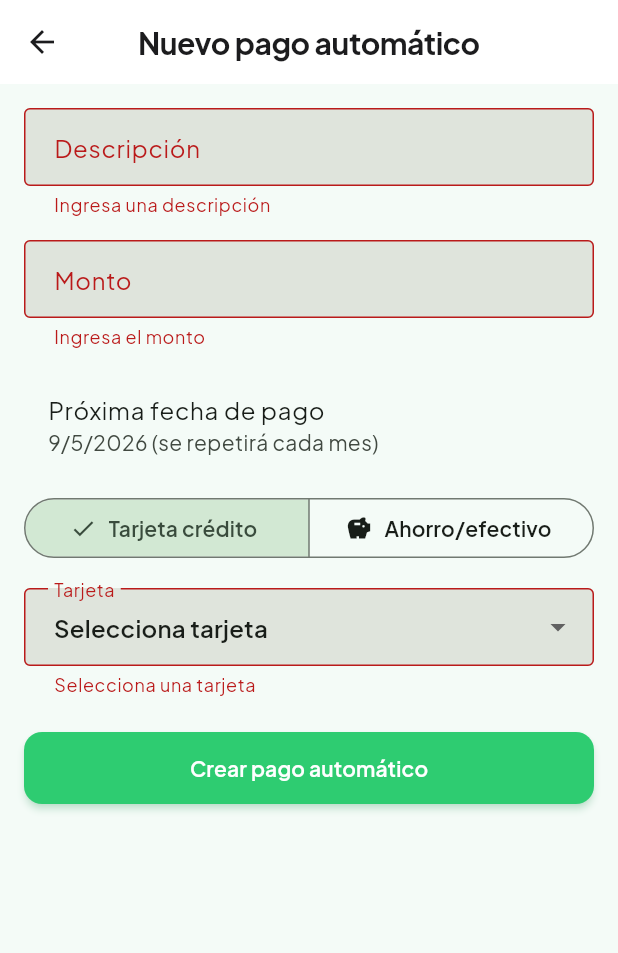
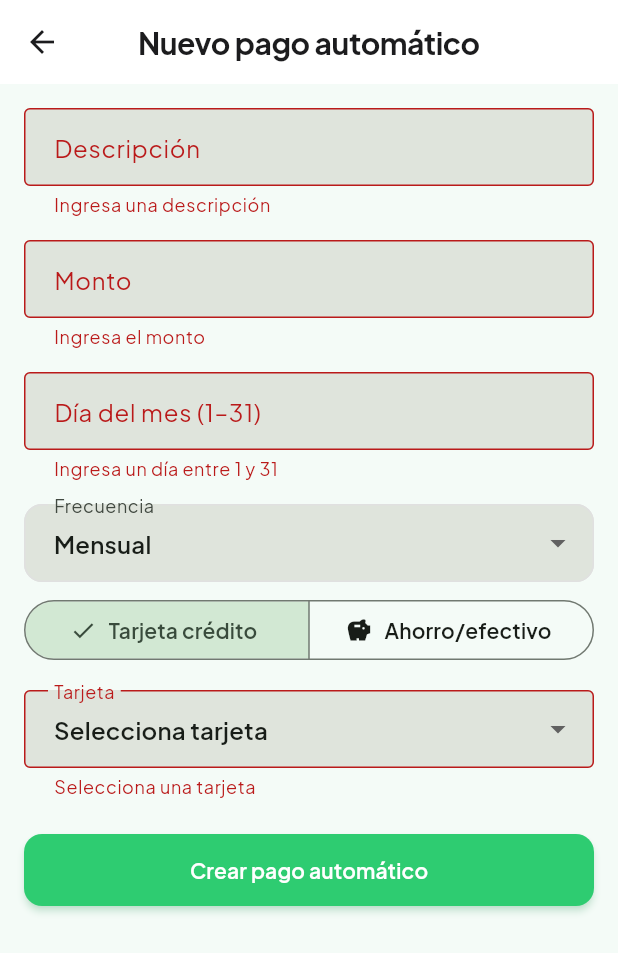
Before and after one commit to yxd99/perfinance, a Flutter app: the AutomaticPaymentFormScreen screen opened directly, after a tap on "Crear pago automático", on a phone screen of 412 x 824 dp. Shown: the top 953 px of the screen. Run offline on Flutter 3.47's test engine with Material 3 defaults, Android fonts, the phone set to English and light mode, and no system bars; our stand-ins replace connectivity_plus, flutter_riverpod, go_router, google_fonts, shared_preferences, sqflite and 1 more; accounts and stored records are empty.

Commit message:
feat: add payment day and frequency to automatic payments, update related models and UI

```diff
--- a/lib/data/database/app_database.dart
+++ b/lib/data/database/app_database.dart
@@ -3,7 +3,7 @@ import 'package:path/path.dart';
 import 'package:sqflite/sqflite.dart';
 
 const String _dbName = 'perfinance.db';
-const int _version = 4;
+const int _version = 5;
 
 const String tableCreditCards = 'credit_cards';
 const String tablePaymentMethods = 'payment_methods';
@@ -80,6 +80,19 @@ Future<void> _onUpgrade(Database db, int oldVersion, int newVersion) async {
           created_at TEXT
         )
       ''');
+    });
+  }
+  if (oldVersion < 5) {
+    await db.transaction((txn) async {
+      await txn.execute(
+        'ALTER TABLE $tableAutomaticPayments ADD COLUMN payment_day_of_month INTEGER',
+      );
+      await txn.execute(
+        "ALTER TABLE $tableAutomaticPayments ADD COLUMN frequency TEXT",
+      );
+      await txn.execute(
+        "UPDATE $tableAutomaticPayments SET payment_day_of_month = CAST(strftime('%d', next_run_date) AS INTEGER), frequency = 'mensual' WHERE payment_day_of_month IS NULL",
+      );
     });
   }
 }
@@ -179,6 +192,8 @@ Future<void> _onCreate(Database db, int version) async {
       amount REAL NOT NULL,
       description TEXT NOT NULL,
       next_run_date TEXT NOT NULL,
+      payment_day_of_month INTEGER,
+      frequency TEXT,
       $columnSyncStatus TEXT NOT NULL DEFAULT 'synced',
       $columnUpdatedAt TEXT,
       created_at TEXT
--- a/lib/data/models/automatic_payment.dart
+++ b/lib/data/models/automatic_payment.dart
@@ -1,3 +1,5 @@
+const _validFrequencies = {'mensual', 'trimestral', 'semestral', 'anual'};
+
 class AutomaticPayment {
   final String id;
   final String userId;
@@ -6,6 +8,8 @@ class AutomaticPayment {
   final double amount;
   final String description;
   final DateTime nextRunDate;
+  final int paymentDayOfMonth; // 1..31, fuente de verdad del día de pago
+  final String frequency; // 'mensual'|'trimestral'|'semestral'|'anual'
   final String syncStatus;
   final String? updatedAt;
   final String? createdAt;
@@ -18,10 +22,45 @@ class AutomaticPayment {
     required this.amount,
     required this.description,
     required this.nextRunDate,
+    this.paymentDayOfMonth = 1,
+    this.frequency = 'mensual',
     this.syncStatus = 'synced',
     this.updatedAt,
     this.createdAt,
-  });
+  }) : assert(
+          _validFrequencies.contains(frequency),
+          'frequency debe ser mensual, trimestral, semestral o anual',
+        );
+
+  AutomaticPayment copyWith({
+    String? id,
+    String? userId,
+    String? paymentType,
+    String? paymentRef,
+    double? amount,
+    String? description,
+    DateTime? nextRunDate,
+    int? paymentDayOfMonth,
+    String? frequency,
+    String? syncStatus,
+    String? updatedAt,
+    String? createdAt,
+  }) {
+    return AutomaticPayment(
+      id: id ?? this.id,
+      userId: userId ?? this.userId,
+      paymentType: paymentType ?? this.paymentType,
+      paymentRef: paymentRef ?? this.paymentRef,
+      amount: amount ?? this.amount,
+      description: description ?? this.description,
+      nextRunDate: nextRunDate ?? this.nextRunDate,
+      paymentDayOfMonth: paymentDayOfMonth ?? this.paymentDayOfMonth,
+      frequency: frequency ?? this.frequency,
+      syncStatus: syncStatus ?? this.syncStatus,
+      updatedAt: updatedAt ?? this.updatedAt,
+      createdAt: createdAt ?? this.createdAt,
+    );
+  }
 
   Map<String, dynamic> toJson() => {
         'id': id,
@@ -31,12 +70,15 @@ class AutomaticPayment {
         'amount': amount,
         'description': description,
         'next_run_date': nextRunDate.toIso8601String(),
+        'payment_day_of_month': paymentDayOfMonth,
+        'frequency': frequency,
         'sync_status': syncStatus,
         'updated_at': updatedAt,
         'created_at': createdAt,
       };
 
   factory AutomaticPayment.fromJson(Map<String, dynamic> json) {
+    final nextRunDate = DateTime.parse(json['next_run_date'] as String);
     return AutomaticPayment(
       id: json['id'] as String,
       userId: json['user_id'] as String,
@@ -44,10 +86,31 @@ class AutomaticPayment {
       paymentRef: json['payment_ref'] as String,
       amount: (json['amount'] as num).toDouble(),
       description: json['description'] as String,
-      nextRunDate: DateTime.parse(json['next_run_date'] as String),
+      nextRunDate: nextRunDate,
+      paymentDayOfMonth: json['payment_day_of_month'] as int? ?? nextRunDate.day,
+      frequency: json['frequency'] as String? ?? 'mensual',
       syncStatus: json['sync_status'] as String? ?? 'synced',
       updatedAt: json['updated_at'] as String?,
       createdAt: json['created_at'] as String?,
     );
   }
+
+  factory AutomaticPayment.fromMap(Map<String, dynamic> map) {
+    final nextRunDate = DateTime.parse(map['next_run_date'] as String);
+    final rawFreq = map['frequency'] as String? ?? 'mensual';
+    return AutomaticPayment(
+      id: map['id'] as String,
+      userId: map['user_id'] as String,
+      paymentType: map['payment_type'] as String,
+      paymentRef: map['payment_ref'] as String,
+      amount: (map['amount'] as num).toDouble(),
+      description: map['description'] as String,
+      nextRunDate: nextRunDate,
+      paymentDayOfMonth: map['payment_day_of_month'] as int? ?? nextRunDate.day,
+      frequency: _validFrequencies.contains(rawFreq) ? rawFreq : 'mensual',
+      syncStatus: map['sync_status'] as String? ?? 'synced',
+      updatedAt: map['updated_at'] as String?,
+      createdAt: map['created_at'] as String?,
+    );
+  }
 }
--- a/lib/features/automatic_payments/automatic_payment_form_screen.dart
+++ b/lib/features/automatic_payments/automatic_payment_form_screen.dart
@@ -8,7 +8,16 @@ import 'package:perfinance/features/credit_cards/credit_cards_provider.dart';
 import 'package:perfinance/features/automatic_payments/automatic_payments_provider.dart';
 import 'package:perfinance/features/expenses/expenses_provider.dart';
 import 'package:perfinance/features/savings/savings_provider.dart';
+import 'package:perfinance/services/process_automatic_payments_service.dart';
 import 'package:uuid/uuid.dart';
+
+const _frequencies = <String>['mensual', 'trimestral', 'semestral', 'anual'];
+const _frequencyLabels = <String, String>{
+  'mensual': 'Mensual',
+  'trimestral': 'Trimestral',
+  'semestral': 'Semestral',
+  'anual': 'Anual',
+};
 
 class AutomaticPaymentFormScreen extends ConsumerStatefulWidget {
   final AutomaticPayment? edit;
@@ -23,7 +32,8 @@ class _AutomaticPaymentFormScreenState extends ConsumerState<AutomaticPaymentFor
   final _formKey = GlobalKey<FormState>();
   final _amountController = TextEditingController();
   final _descriptionController = TextEditingController();
-  DateTime _nextRunDate = DateTime.now();
+  final _dayController = TextEditingController();
+  String _frequency = 'mensual';
   bool _isCreditCard = true;
   String? _selectedCardId;
   String? _selectedMethodId;
@@ -33,12 +43,14 @@ class _AutomaticPaymentFormScreenState extends ConsumerState<AutomaticPaymentFor
     super.initState();
     if (widget.edit != null) {
       final p = widget.edit!;
-      _amountController.text = p.amount.toStringAsFixed(0);
+      _amountController.text = formatCurrency(p.amount.round());
       _descriptionController.text = p.description;
-      _nextRunDate = p.nextRunDate;
       _isCreditCard = p.paymentType == 'credit_card';
       _selectedCardId = _isCreditCard ? p.paymentRef : null;
       _selectedMethodId = !_isCreditCard ? p.paymentRef : null;
+      // Precargar día y frecuencia; fallback legacy desde nextRunDate
+      _dayController.text = p.paymentDayOfMonth.toString();
+      _frequency = p.frequency;
     }
   }
 
@@ -46,6 +58,7 @@ class _AutomaticPaymentFormScreenState extends ConsumerState<AutomaticPaymentFor
   void dispose() {
     _amountController.dispose();
     _descriptionController.dispose();
+    _dayController.dispose();
     super.dispose();
   }
 
@@ -84,20 +97,40 @@ class _AutomaticPaymentFormScreenState extends ConsumerState<AutomaticPaymentFor
               ),
             ),
             const SizedBox(height: 16),
-            ListTile(
-              title: const Text('Próxima fecha de pago'),
-              subtitle: Text(
-                '${_nextRunDate.day}/${_nextRunDate.month}/${_nextRunDate.year} (se repetirá cada mes)',
+            TextFormField(
+              controller: _dayController,
+              keyboardType: TextInputType.number,
+              decoration: const InputDecoration(
+                labelText: 'Día del mes (1–31)',
+                border: OutlineInputBorder(),
+                hintText: 'Ej: 15',
               ),
-              onTap: () async {
-                final picked = await showDatePicker(
-                  context: context,
-                  initialDate: _nextRunDate,
-                  firstDate: DateTime(2020),
-                  lastDate: DateTime.now().add(const Duration(days: 365 * 2)),
-                );
-                if (picked != null) setState(() => _nextRunDate = picked);
+              validator: (v) {
+                if (v == null || v.trim().isEmpty) return 'Ingresa un día entre 1 y 31';
+                final day = int.tryParse(v.trim());
+                if (day == null || day < 1 || day > 31) return 'Ingresa un día entre 1 y 31';
+                return null;
               },
+            ),
+            const SizedBox(height: 16),
+            DropdownButtonFormField<String>(
+              value: _frequency,
+              decoration: const InputDecoration(
+                labelText: 'Frecuencia',
+                border: OutlineInputBorder(),
+              ),
+              items: _frequencies
+                  .map(
+                    (f) => DropdownMenuItem(
+                      value: f,
+                      child: Text(_frequencyLabels[f]!),
+                    ),
+                  )
+                  .toList(),
+              onChanged: (v) {
+                if (v != null) setState(() => _frequency = v);
+              },
+              validator: (v) => (v == null || v.isEmpty) ? 'Selecciona una frecuencia' : null,
             ),
             const SizedBox(height: 8),
             SegmentedButton<bool>(
@@ -118,7 +151,8 @@ class _AutomaticPaymentFormScreenState extends ConsumerState<AutomaticPaymentFor
             const SizedBox(height: 16),
             if (_isCreditCard) ...[
               DropdownButtonFormField<String>(
-                value: _selectedCardId,
+                // Guard: solo preseleccionar si el item está en la lista cargada
+                value: cards.any((c) => c.id == _selectedCardId) ? _selectedCardId : null,
                 decoration: const InputDecoration(
                   labelText: 'Tarjeta',
                   border: OutlineInputBorder(),
@@ -133,7 +167,8 @@ class _AutomaticPaymentFormScreenState extends ConsumerState<AutomaticPaymentFor
               ),
             ] else ...[
               DropdownButtonFormField<String>(
-                value: _selectedMethodId,
+                // Guard: solo preseleccionar si el item está en la lista cargada
+                value: methods.any((m) => m.id == _selectedMethodId) ? _selectedMethodId : null,
                 decoration: const InputDecoration(
                   labelText: 'Medio de pago',
                   border: OutlineInputBorder(),
@@ -168,9 +203,17 @@ class _AutomaticPaymentFormScreenState extends ConsumerState<AutomaticPaymentFor
     final amount = parseCurrency(_amountController.text);
     if (amount == null || amount <= 0) return;
     final description = _descriptionController.text.trim();
+    final dayOfMonth = int.parse(_dayController.text.trim());
+
+    // Computar nextRunDate desde el día canónico y la frecuencia
+    final baseDate = widget.edit?.nextRunDate ?? DateTime.now();
+    final nextRun = nextRunDateFor(
+      frequency: _frequency,
+      dayOfMonth: dayOfMonth,
+      from: baseDate,
+    );
 
     final repo = ref.read(automaticPaymentRepositoryProvider);
-    final nextRun = DateTime(_nextRunDate.year, _nextRunDate.month, _nextRunDate.day);
 
     if (widget.edit != null) {
       await repo.update(AutomaticPayment(
@@ -181,6 +224,8 @@ class _AutomaticPaymentFormScreenState extends ConsumerState<AutomaticPaymentFor
         amount: amount,
         description: description,
         nextRunDate: nextRun,
+        paymentDayOfMonth: dayOfMonth,
+        frequency: _frequency,
         syncStatus: widget.edit!.syncStatus,
         updatedAt: widget.edit!.updatedAt,
         createdAt: widget.edit!.createdAt,
@@ -194,6 +239,8 @@ class _AutomaticPaymentFormScreenState extends ConsumerState<AutomaticPaymentFor
         amount: amount,
         description: description,
         nextRunDate: nextRun,
+        paymentDayOfMonth: dayOfMonth,
+        frequency: _frequency,
       ));
     }
     if (mounted) {
--- a/lib/features/automatic_payments/automatic_payments_screen.dart
+++ b/lib/features/automatic_payments/automatic_payments_screen.dart
@@ -59,7 +59,7 @@ class AutomaticPaymentsScreen extends ConsumerWidget {
                   ),
                   title: Text(p.description, style: const TextStyle(fontWeight: FontWeight.w600)),
                   subtitle: Text(
-                    '\$${formatCurrencyDisplay(p.amount, hideValues)} · $alias · Próx: ${p.nextRunDate.day}/${p.nextRunDate.month}/${p.nextRunDate.year}',
+                    '\$${formatCurrencyDisplay(p.amount, hideValues)} · $alias · Día ${p.paymentDayOfMonth} · ${_capitalize(p.frequency)}',
                   ),
                   trailing: const Icon(Icons.chevron_right),
                   onTap: () => Navigator.push(
@@ -95,7 +95,7 @@ class AutomaticPaymentsScreen extends ConsumerWidget {
                 margin: const EdgeInsets.only(bottom: 8),
                 child: ListTile(
                   title: Text(p.description),
-                  subtitle: Text('${p.nextRunDate.day}/${p.nextRunDate.month}/${p.nextRunDate.year}'),
+                  subtitle: Text('Día ${p.paymentDayOfMonth} · ${_capitalize(p.frequency)}'),
                   onTap: () => Navigator.push(
                     context,
                     MaterialPageRoute(
@@ -113,6 +113,9 @@ class AutomaticPaymentsScreen extends ConsumerWidget {
       error: (e, _) => AppErrorState(message: 'Error al cargar pagos automáticos.'),
     );
   }
+
+  String _capitalize(String s) =>
+      s.isEmpty ? s : '${s[0].toUpperCase()}${s.substring(1)}';
 
   void _openForm(BuildContext context, WidgetRef ref) {
     Navigator.push(
--- a/lib/features/dashboard/dashboard_account_automatic_payments_screen.dart
+++ b/lib/features/dashboard/dashboard_account_automatic_payments_screen.dart
@@ -19,6 +19,9 @@ class DashboardAccountAutomaticPaymentsScreen extends ConsumerWidget {
   final String alias;
   final String paymentType;
   final String paymentRef;
+
+  static String _capitalize(String s) =>
+      s.isEmpty ? s : '${s[0].toUpperCase()}${s.substring(1)}';
 
   @override
   Widget build(BuildContext context, WidgetRef ref) {
@@ -85,7 +88,7 @@ class DashboardAccountAutomaticPaymentsScreen extends ConsumerWidget {
                         ),
                         title: Text(p.description, style: const TextStyle(fontWeight: FontWeight.w600)),
                         subtitle: Text(
-                          '\$${formatCurrencyDisplay(p.amount, hideValues)} · Próx: ${p.nextRunDate.toLocal().day}/${p.nextRunDate.toLocal().month}/${p.nextRunDate.toLocal().year}',
+                          '\$${formatCurrencyDisplay(p.amount, hideValues)} · Día ${p.paymentDayOfMonth} · ${_capitalize(p.frequency)}',
                         ),
                         trailing: const Icon(Icons.chevron_right),
                         onTap: () {
--- a/lib/services/sync_service.dart
+++ b/lib/services/sync_service.dart
@@ -375,6 +375,9 @@ class SyncService {
         amount: (map['amount'] as num).toDouble(),
         description: map['description'] as String,
         nextRunDate: nextDate,
+        // Fallback null-safe: columnas remotas pueden no existir aún en Supabase
+        paymentDayOfMonth: map['payment_day_of_month'] as int? ?? nextDate.day,
+        frequency: map['frequency'] as String? ?? 'mensual',
         syncStatus: 'synced',
         updatedAt: map['updated_at']?.toString(),
         createdAt: map['created_at']?.toString(),
@@ -450,6 +453,7 @@ class SyncService {
     if (map['next_run_date'] is String) {
       map['next_run_date'] = (map['next_run_date'] as String).substring(0, 10);
     }
+    // payment_day_of_month y frequency ya están en toJson() — se incluyen por defecto
     return map;
   }
 }
```
Also changed, not shown: lib/data/repositories/automatic_payment_repository.dart (+11 -12 lines), lib/services/process_automatic_payments_service.dart (+25 -9 lines), 5 other files.
